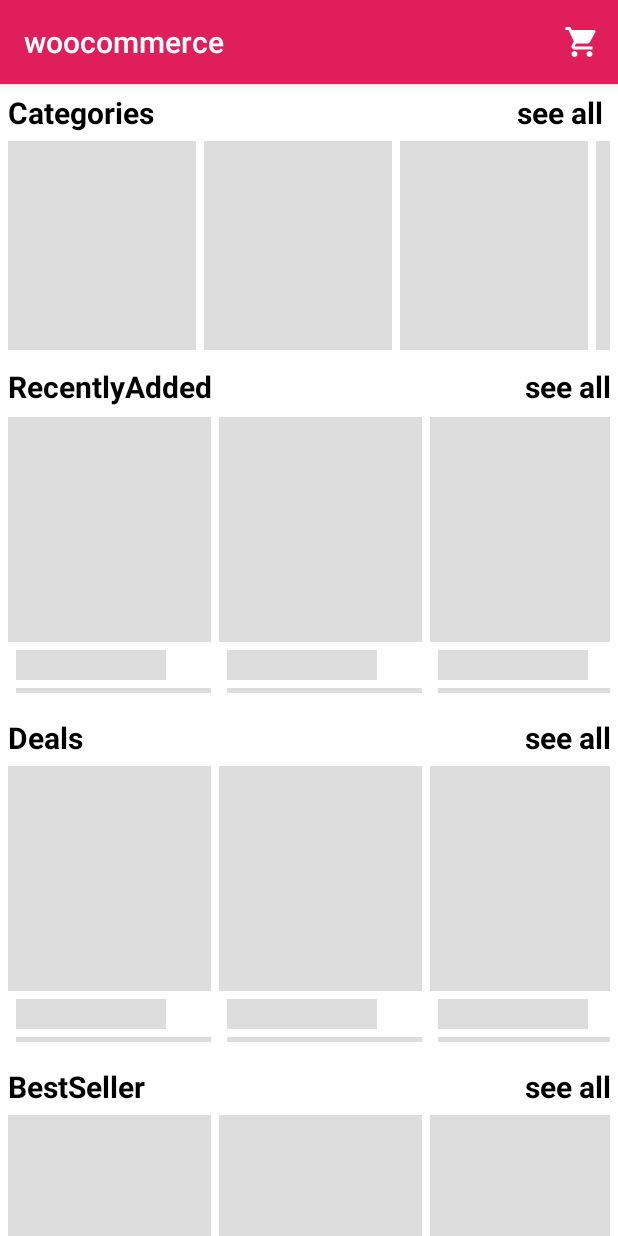
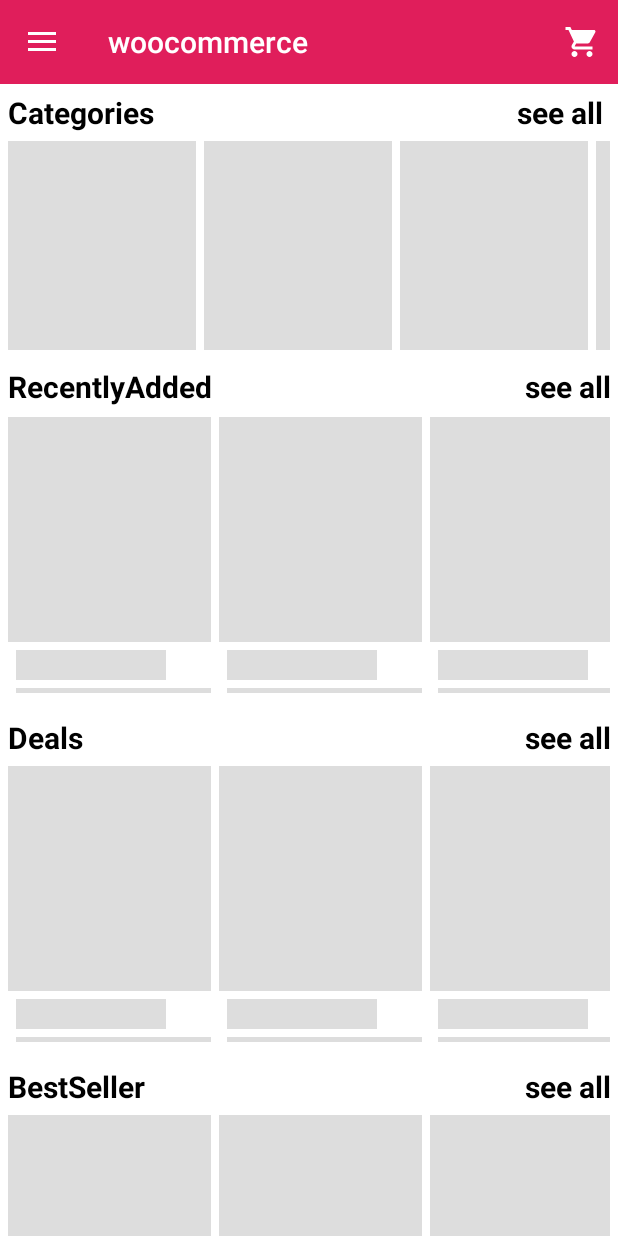
Before and after one commit to ahmdkhled/woo-store, an Android app: the screen it shows after launch (MainActivity), on a phone screen of 412 x 824 dp. Run offline under Robolectric (Android 15) with nearby library versions, the phone set to English and light mode, and no system bars; our stand-ins replace Shimmer; network calls fail; 8 statements that could not run were skipped.

Commit message:
add navigation drawer to main activity

```diff
--- a/app/src/main/AndroidManifest.xml
+++ b/app/src/main/AndroidManifest.xml
@@ -19,7 +19,8 @@
             android:name=".ui.ProductDetailActivity"
             android:theme="@style/NoActionBarTheme" />
         <activity android:name=".ui.ProductsActivity" />
-        <activity android:name=".ui.MainActivity">
+        <activity android:name=".ui.MainActivity"
+            android:theme="@style/NoActionBarTheme">
             <intent-filter>
                 <action android:name="android.intent.action.MAIN" />
 
--- a/app/src/main/java/com/example/woocommerce/ui/MainActivity.java
+++ b/app/src/main/java/com/example/woocommerce/ui/MainActivity.java
@@ -3,13 +3,19 @@ package com.example.woocommerce.ui;
 import android.arch.lifecycle.Observer;
 import android.arch.lifecycle.ViewModelProviders;
 import android.content.Intent;
+import android.graphics.Color;
 import android.support.annotation.Nullable;
+import android.support.design.widget.NavigationView;
+import android.support.v4.view.GravityCompat;
 import android.support.v4.view.MenuCompat;
 import android.support.v4.view.MenuItemCompat;
+import android.support.v4.widget.DrawerLayout;
+import android.support.v7.app.ActionBarDrawerToggle;
 import android.support.v7.app.AppCompatActivity;
 import android.os.Bundle;
 import android.support.v7.widget.LinearLayoutManager;
 import android.support.v7.widget.RecyclerView;
+import android.support.v7.widget.Toolbar;
 import android.util.Log;
 import android.view.LayoutInflater;
 import android.view.Menu;
@@ -47,6 +53,9 @@ public class MainActivity extends AppCompatActivity {
                 dealsShimmer,
                 bestsellerShimmer;
     TextView mCartBadgeTxt;
+    DrawerLayout drawerLayout;
+    NavigationView navigationView;
+    Toolbar toolbar;
 
     @Override
     protected void onCreate(Bundle savedInstanceState) {
@@ -65,12 +74,20 @@ public class MainActivity extends AppCompatActivity {
         recentlyAddedShimmer=findViewById(R.id.recentlyAdded_shimmer);
         dealsShimmer=findViewById(R.id.deals_shimmer);
         bestsellerShimmer=findViewById(R.id.bestSeller_shimmer);
+        drawerLayout=findViewById(R.id.drawerLayout);
+        navigationView=findViewById(R.id.navigationView);
+        toolbar=findViewById(R.id.toolbar);
         categoriesViewModel= ViewModelProviders
                 .of(this)
                 .get(CategoriesViewModel.class);
         mainAcrivityViewModel =ViewModelProviders.of(this)
                 .get(MainAcrivityViewModel.class);
 
+        setSupportActionBar(toolbar);
+        ActionBarDrawerToggle toggle=new ActionBarDrawerToggle(this,drawerLayout,
+                toolbar,R.string.open_drawer, R.string.close_drawer);
+        toggle.syncState();
+        toggle.getDrawerArrowDrawable().setColor(Color.WHITE);
 
         categoriesViewModel.getCategories(null,"5","0",null,
                 null,null,null,null,null,null,null);
@@ -367,6 +384,16 @@ public class MainActivity extends AppCompatActivity {
         return true;
     }
 
+
+    @Override
+    public void onBackPressed() {
+        if (drawerLayout.isDrawerOpen(GravityCompat.START)){
+            drawerLayout.closeDrawer(GravityCompat.START);
+        }else{
+            super.onBackPressed();
+        }
+    }
+
     private void setupBadge() {
         PrefManager manager = PrefManager.getInstance(this);
         manager.getCartSize();
--- a/app/src/main/res/layout/activity_main.xml
+++ b/app/src/main/res/layout/activity_main.xml
@@ -1,11 +1,30 @@
 <?xml version="1.0" encoding="utf-8"?>
 
-<ScrollView
+<android.support.v4.widget.DrawerLayout
+    android:id="@+id/drawerLayout"
     xmlns:android="http://schemas.android.com/apk/res/android"
     xmlns:app="http://schemas.android.com/apk/res-auto"
-    xmlns:tools="http://schemas.android.com/tools"
     android:layout_width="match_parent"
     android:layout_height="match_parent"
+    xmlns:tools="http://schemas.android.com/tools">
+
+    <android.support.constraint.ConstraintLayout
+        android:layout_width="match_parent"
+        android:layout_height="match_parent">
+        <android.support.v7.widget.Toolbar
+            android:layout_width="match_parent"
+            android:layout_height="wrap_content"
+            android:id="@+id/toolbar"
+            tools:title="@string/app_name"
+            app:titleTextColor="#fff"
+            android:background="@color/colorPrimary"
+            app:layout_constraintTop_toTopOf="parent"/>
+
+
+<ScrollView
+    android:layout_width="match_parent"
+    android:layout_height="0dp"
+    app:layout_constraintTop_toBottomOf="@id/toolbar"
     android:scrollbars="none"
     android:fillViewport="true"
     android:background="#fff">
@@ -193,3 +212,16 @@
         app:layout_constraintBottom_toBottomOf="@id/bestRecycler"/>
 </android.support.constraint.ConstraintLayout>
 </ScrollView>
+    </android.support.constraint.ConstraintLayout>
+
+
+    <android.support.design.widget.NavigationView
+        android:layout_width="match_parent"
+        android:layout_height="match_parent"
+        android:id="@+id/navigationView"
+        tools:background="@color/colorPrimary"
+        app:headerLayout="@layout/nav_header"
+        android:layout_gravity="start"
+        />
+
+</android.support.v4.widget.DrawerLayout>
--- /dev/null
+++ b/app/src/main/res/layout/nav_header.xml
@@ -0,0 +1,8 @@
+<?xml version="1.0" encoding="utf-8"?>
+<android.support.constraint.ConstraintLayout
+    xmlns:android="http://schemas.android.com/apk/res/android"
+    android:layout_width="match_parent"
+    android:layout_height="250dp"
+    android:background="#F31C90">
+
+</android.support.constraint.ConstraintLayout>
--- a/app/src/main/res/values/strings.xml
+++ b/app/src/main/res/values/strings.xml
@@ -18,4 +18,6 @@
 
     <string name="roboto_regular">fonts/Roboto-Regular.ttf</string>
     <string name="success_deleted">successfully deleted</string>
+    <string name="open_drawer">open drawer</string>
+    <string name="close_drawer">close drawer</string>
 </resources>
```
